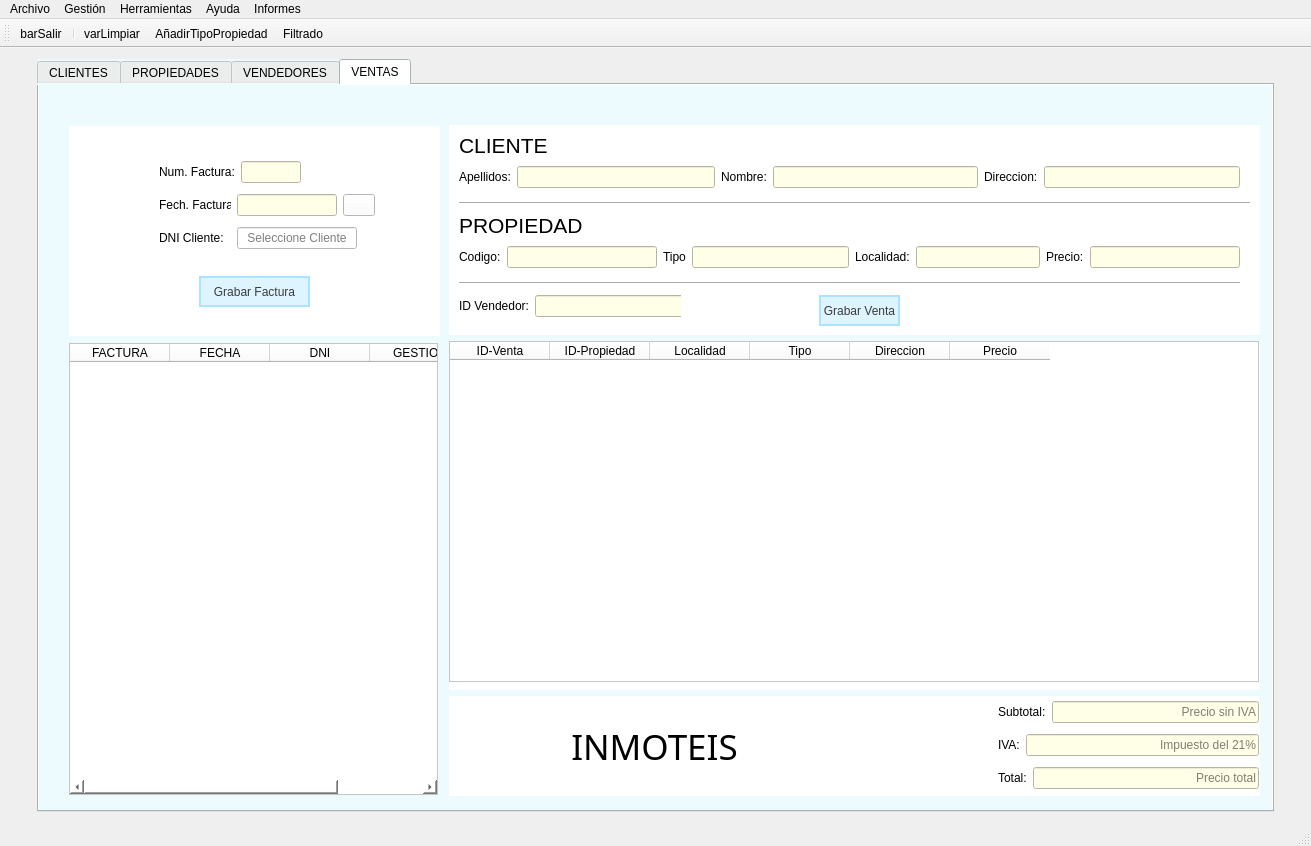
Old version of the form templates/venPrincipal.ui in the repository EvanSilva/ProyectoDI-2.
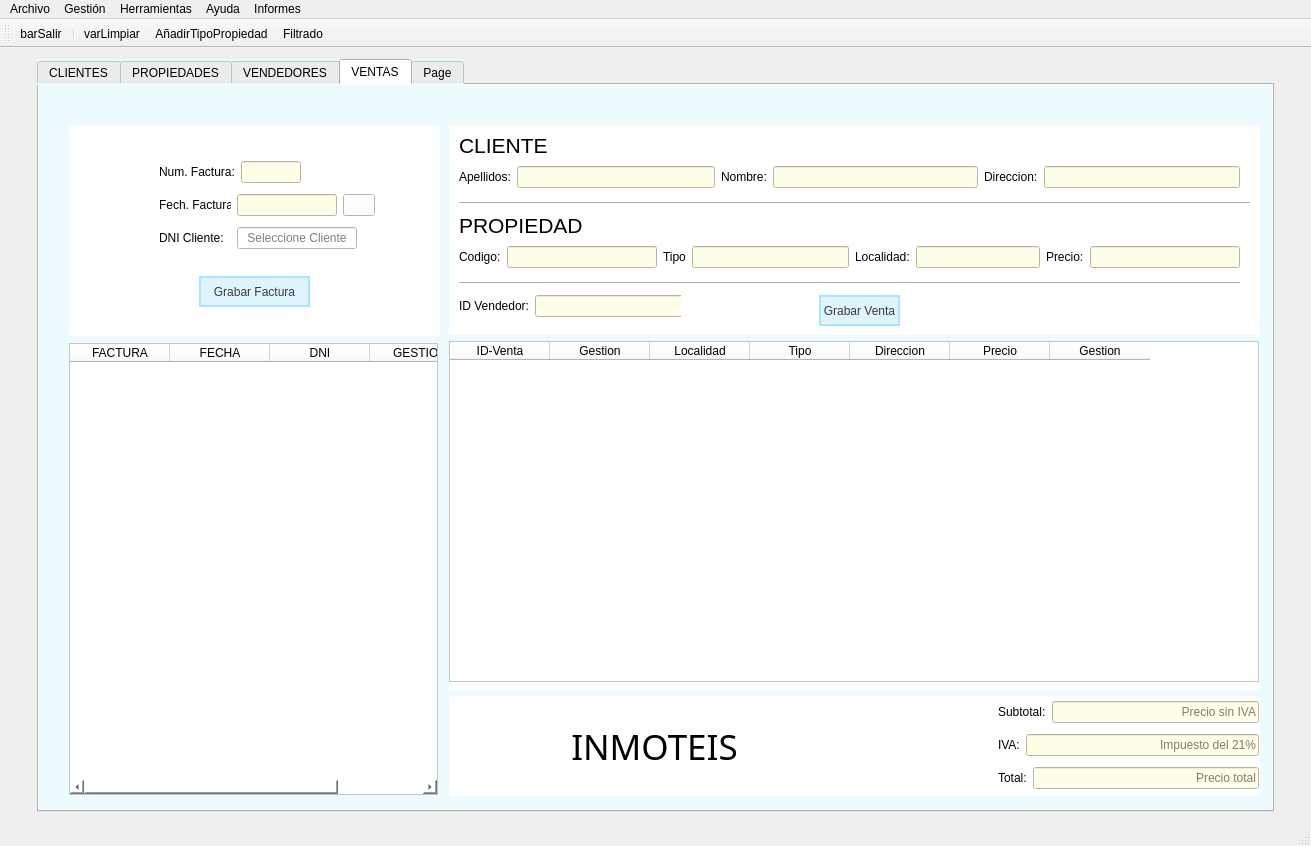
New version of the form. Icons and pictures are not drawn.

Diff of the .ui file:
```diff
--- a/templates/venPrincipal.ui
+++ b/templates/venPrincipal.ui
@@ -3115,7 +3115,7 @@
             </column>
             <column>
              <property name="text">
-              <string>ID-Propiedad</string>
+              <string>Gestion</string>
              </property>
             </column>
             <column>
@@ -3138,6 +3138,11 @@
               <string>Precio</string>
              </property>
             </column>
+            <column>
+             <property name="text">
+              <string>Gestion</string>
+             </property>
+            </column>
            </widget>
           </widget>
          </item>
@@ -3644,6 +3649,11 @@
         </layout>
        </widget>
       </widget>
+      <widget class="QWidget" name="alquileres">
+       <attribute name="title">
+        <string>Page</string>
+       </attribute>
+      </widget>
      </widget>
     </item>
    </layout>
```
Left out of the diff: 2 changed lines with no effect on the pictures.
